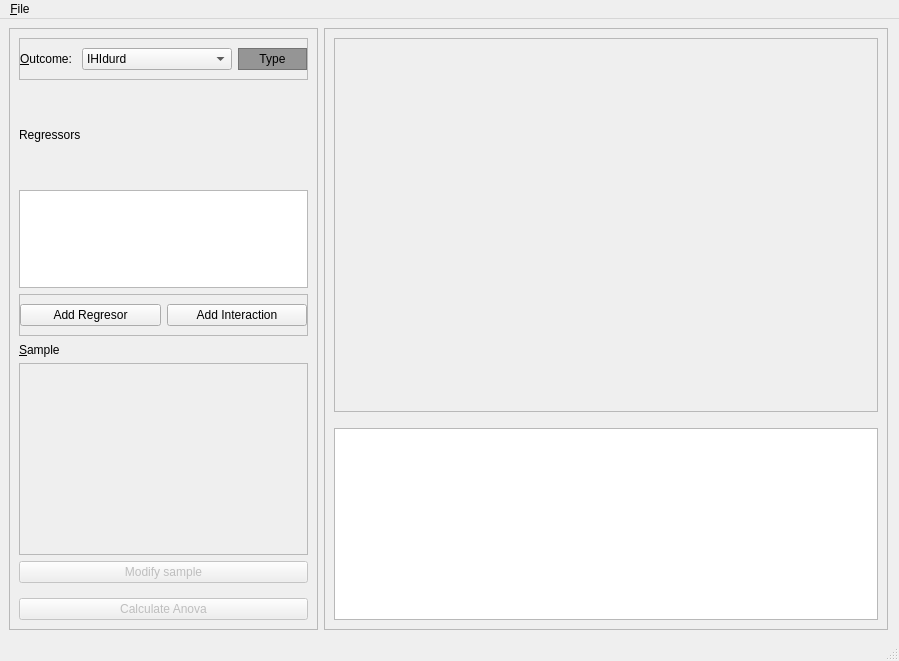
Old version of the form braviz/interaction/qt_guis/anova.ui in the repository diego0020/braviz-app.
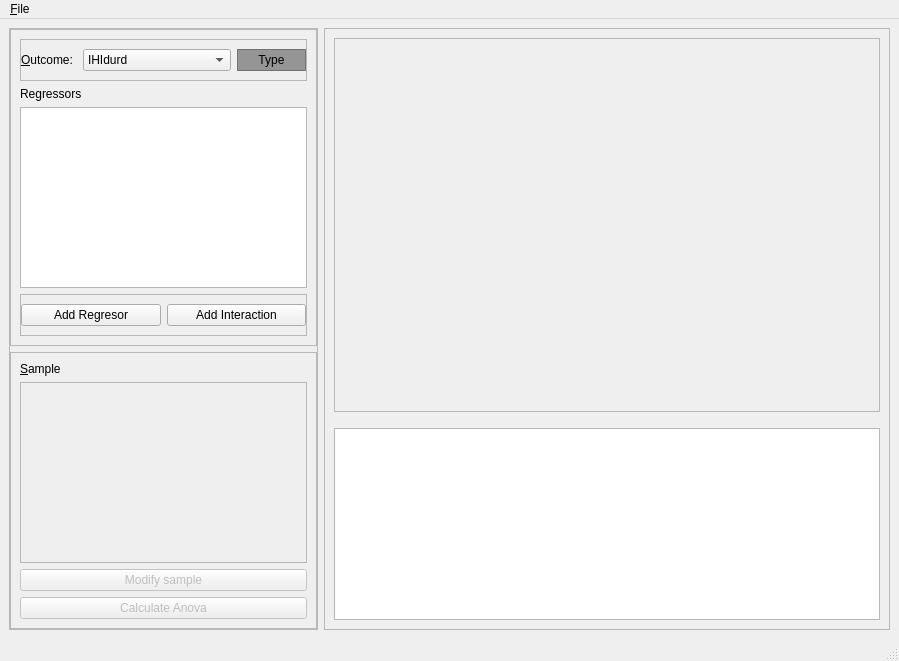
New version of the form.

Commit message: first box_plots

Diff of the .ui file:
```diff
--- a/braviz/interaction/qt_guis/anova.ui
+++ b/braviz/interaction/qt_guis/anova.ui
@@ -14,10 +14,7 @@
    <string>Braviz - Anova</string>
   </property>
   <widget class="QWidget" name="centralwidget">
-   <layout class="QHBoxLayout" name="horizontalLayout">
-    <property name="rightMargin">
-     <number>11</number>
-    </property>
+   <layout class="QHBoxLayout" name="horizontalLayout_4">
     <item>
      <widget class="QFrame" name="control_widget">
       <property name="maximumSize">
@@ -32,7 +29,28 @@
       <property name="frameShadow">
        <enum>QFrame::Raised</enum>
       </property>
-      <layout class="QVBoxLayout" name="verticalLayout" stretch="0,0,1,0,0,0,0,0,0,0,0">
+      <layout class="QVBoxLayout" name="verticalLayout">
+       <property name="leftMargin">
+        <number>0</number>
+       </property>
+       <property name="topMargin">
+        <number>0</number>
+       </property>
+       <property name="rightMargin">
+        <number>0</number>
+       </property>
+       <property name="bottomMargin">
+        <number>0</number>
+       </property>
+       <item>
+        <widget class="QFrame" name="frame">
+         <property name="frameShape">
+          <enum>QFrame::StyledPanel</enum>
+         </property>
+         <property name="frameShadow">
+          <enum>QFrame::Raised</enum>
+         </property>
+         <layout class="QVBoxLayout" name="verticalLayout_3">
        <item>
         <widget class="QFrame" name="frame_3">
          <property name="frameShape">
@@ -131,19 +149,6 @@
          </layout>
         </widget>
        </item>
-       <item>
-        <spacer name="verticalSpacer_2">
-         <property name="orientation">
-          <enum>Qt::Vertical</enum>
-         </property>
-         <property name="sizeHint" stdset="0">
-          <size>
-           <width>20</width>
-           <height>0</height>
-          </size>
-         </property>
-        </spacer>
-       </item>
        <item>
         <widget class="QLabel" name="label_2">
          <property name="text">
@@ -214,19 +219,18 @@
          </layout>
         </widget>
        </item>
-       <item>
-        <spacer name="verticalSpacer">
-         <property name="orientation">
-          <enum>Qt::Vertical</enum>
-         </property>
-         <property name="sizeHint" stdset="0">
-          <size>
-           <width>20</width>
-           <height>1</height>
-          </size>
-         </property>
-        </spacer>
+         </layout>
+        </widget>
        </item>
+       <item>
+        <widget class="QFrame" name="frame_4">
+         <property name="frameShape">
+          <enum>QFrame::StyledPanel</enum>
+         </property>
+         <property name="frameShadow">
+          <enum>QFrame::Raised</enum>
+         </property>
+         <layout class="QVBoxLayout" name="verticalLayout_4">
        <item>
         <widget class="QLabel" name="label_3">
          <property name="text">
@@ -272,19 +276,6 @@
          </property>
         </widget>
        </item>
-       <item>
-        <spacer name="verticalSpacer_4">
-         <property name="orientation">
-          <enum>Qt::Vertical</enum>
-         </property>
-         <property name="sizeHint" stdset="0">
-          <size>
-           <width>20</width>
-           <height>9</height>
-          </size>
-         </property>
-        </spacer>
-       </item>
        <item>
         <widget class="QPushButton" name="calculate_button">
          <property name="enabled">
@@ -301,6 +292,9 @@
       </layout>
      </widget>
     </item>
+      </layout>
+     </widget>
+    </item>
     <item>
      <widget class="QFrame" name="frame_2">
       <property name="frameShape">
@@ -327,6 +321,7 @@
          <property name="frameShadow">
           <enum>QFrame::Raised</enum>
          </property>
+         <zorder>frame</zorder>
         </widget>
        </item>
        <item>
@@ -353,6 +348,9 @@
          <property name="alternatingRowColors">
           <bool>true</bool>
          </property>
+         <property name="selectionBehavior">
+          <enum>QAbstractItemView::SelectRows</enum>
+         </property>
          <property name="sortingEnabled">
           <bool>true</bool>
          </property>
@@ -379,8 +377,17 @@
     <property name="title">
      <string>&amp;File</string>
     </property>
+    <widget class="QMenu" name="menuExport">
+     <property name="title">
+      <string>Export</string>
+     </property>
+     <addaction name="actionImages"/>
+     <addaction name="actionData"/>
+    </widget>
     <addaction name="actionSave_scneario"/>
     <addaction name="actionLoad_scenario"/>
+    <addaction name="separator"/>
+    <addaction name="menuExport"/>
    </widget>
    <addaction name="menuFile"/>
   </widget>
@@ -395,6 +402,16 @@
     <string>Load scenario</string>
    </property>
   </action>
+  <action name="actionImages">
+   <property name="text">
+    <string>Images</string>
+   </property>
+  </action>
+  <action name="actionData">
+   <property name="text">
+    <string>Data</string>
+   </property>
+  </action>
  </widget>
  <resources/>
  <connections/>
```
Lines whose indentation alone changed are shown as unchanged. The commit also changes 2 other files.
